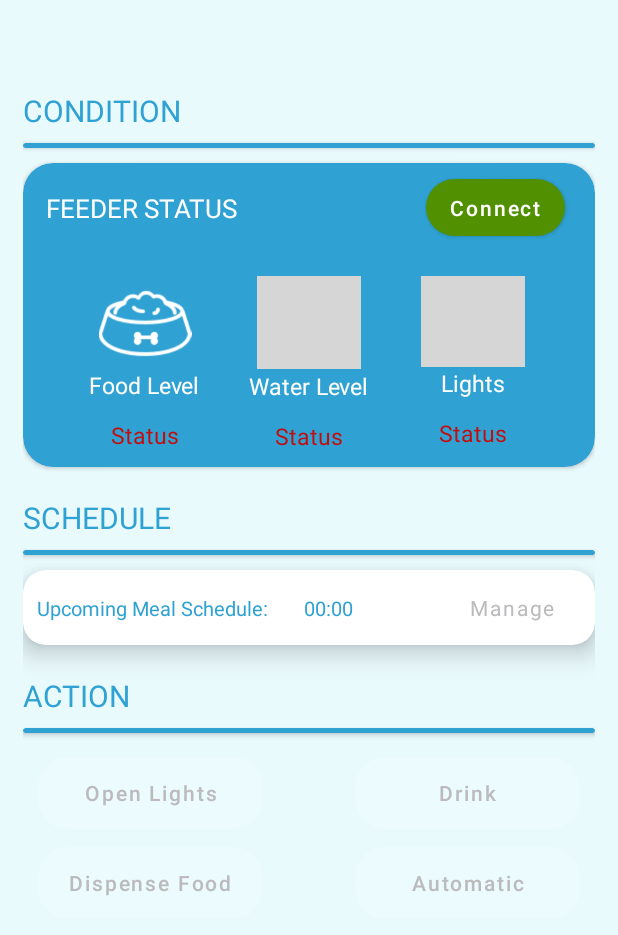
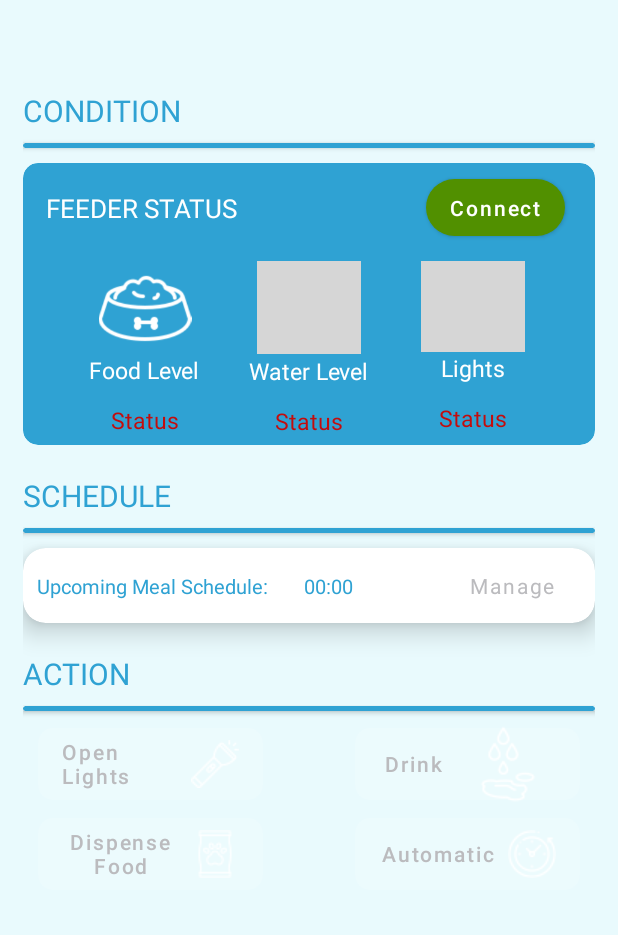
Before and after one commit to NardHodo/PetFeeder-Main, an Android app: the screen it shows after launch (MainActivity), on a phone screen of 412 x 824 dp. Shown: the top 935 px of the screen. Run offline under Robolectric (Android 15) with nearby library versions, the phone set to English and light mode, and no system bars; Roboto replaces fonts that are not available here; grey boxes are pictures that could not be loaded.

Commit message:
-Fixed Layouts -Added new Designs -BG app for designing

```diff
--- a/app/src/main/res/layout/activity_alarm_feature.xml
+++ b/app/src/main/res/layout/activity_alarm_feature.xml
@@ -149,7 +149,7 @@
             android:layout_width="match_parent"
             android:layout_height="wrap_content"
             android:layout_marginTop="20dp"
-            android:paddingHorizontal="20dp">
+            android:paddingHorizontal="15dp">
 
             <com.google.android.material.button.MaterialButton
                 android:id="@+id/btnCancelAlarm"
--- a/app/src/main/res/layout/activity_main.xml
+++ b/app/src/main/res/layout/activity_main.xml
@@ -32,7 +32,7 @@
         android:layout_marginTop="10dp"
         app:cardBackgroundColor="@color/card_view_color"
         android:elevation="10dp"
-        app:cardCornerRadius="20dp">
+        app:cardCornerRadius="10dp">
         <RelativeLayout
             android:layout_width="match_parent"
             android:layout_height="wrap_content">
@@ -71,9 +71,8 @@
                 android:layout_height="wrap_content"
                 android:orientation="horizontal"
                 android:layout_marginHorizontal="10dp"
-                android:padding="10dp"
+                android:padding="5dp"
                 android:gravity="center_horizontal"
-                android:layout_marginTop="5dp"
                 android:layout_below="@+id/conditionCardViewHeader">
                 <LinearLayout
                     android:layout_width="wrap_content"
@@ -308,7 +307,8 @@
     <RelativeLayout
         android:layout_width="match_parent"
         android:layout_height="wrap_content"
-        android:padding="10dp">
+        android:paddingHorizontal="10dp"
+        android:layout_marginTop="5dp">
 
         <com.google.android.material.button.MaterialButton
             android:id="@+id/btnLights"
@@ -316,7 +316,9 @@
             android:layout_height="60dp"
             android:text="@string/open_lights"
             android:textAllCaps="false"
-            app:cornerRadius="20dp"/>
+            android:textAlignment="viewStart"
+            android:drawableRight="@drawable/flashlight"
+            app:cornerRadius="10dp" />
 
         <com.google.android.material.button.MaterialButton
             android:id="@+id/btnManual"
@@ -325,24 +327,28 @@
             android:text="@string/dispense"
             android:textAllCaps="false"
             android:layout_below="@id/btnLights"
-            app:cornerRadius="20dp"/>
+            android:drawableEnd="@drawable/dispense_food_button"
+            app:cornerRadius="10dp"/>
         <com.google.android.material.button.MaterialButton
             android:id="@+id/btnManualWater"
             android:layout_width="150dp"
             android:layout_height="60dp"
             android:text="@string/drink"
+            android:textAlignment="center"
             android:textAllCaps="false"
+            android:drawableEnd="@drawable/wet"
             android:layout_alignParentEnd="true"
-            app:cornerRadius="20dp"/>
+            app:cornerRadius="10dp"/>
         <com.google.android.material.button.MaterialButton
             android:id="@+id/btnAutomatic"
             android:layout_width="150dp"
             android:layout_height="60dp"
             android:text="@string/automatic"
             android:textAllCaps="false"
+            android:drawableEnd="@drawable/back_in_time"
             android:layout_below="@id/btnManualWater"
             android:layout_alignParentEnd="true"
-            app:cornerRadius="20dp"/>
+            app:cornerRadius="10dp"/>
     </RelativeLayout>
 
 
--- a/app/src/main/res/values/strings.xml
+++ b/app/src/main/res/values/strings.xml
@@ -27,7 +27,7 @@
     <string name="close">Close</string>
 
     <!-- Layout Labels-->
-    <string name="schedule_header">SCHEDULE</string>
+    <string name="schedule_header">Manage Schedule</string>
     <string name="add_alarm_description">Add an Alarm</string>
     <string name="splash_screen_description">Foodie</string>
     <string name="condition">CONDITION</string>
```
Also changed, not shown: app/src/main/res/layout/activity_schedule_view.xml (+8 -1 lines), app/src/main/res/drawable/back_in_time.png (added), app/src/main/res/drawable/dispense_food_button.png (added), app/src/main/res/drawable/flashlight.png (added), app/src/main/res/drawable/schedule_header_icon.png (added), app/src/main/res/drawable/wet.png (added).
